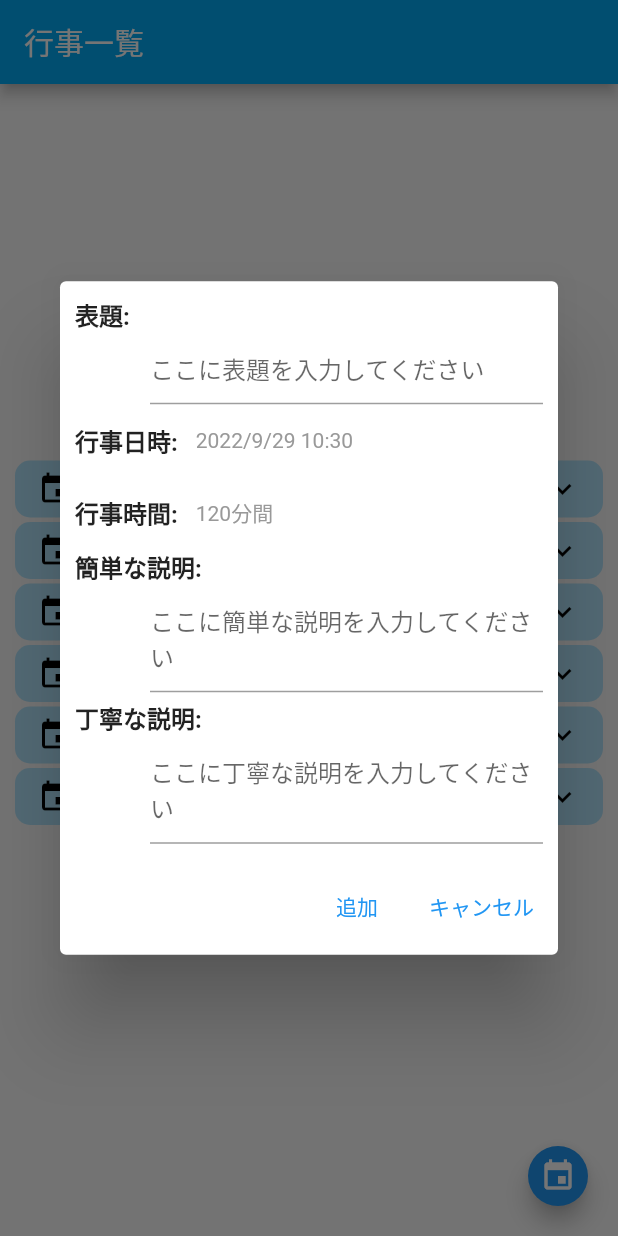
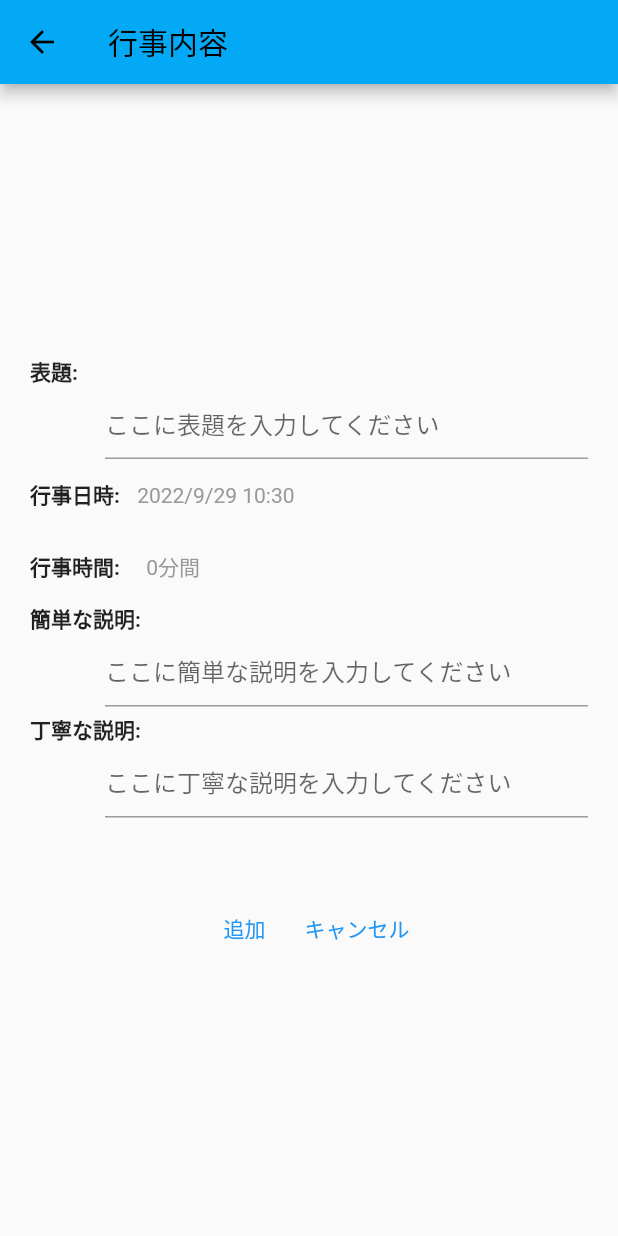
Before and after one commit to tokku5552/flutter_liff_scheduler, a Flutter app: the screen it shows after launch, after a tap on the "event" icon, on a phone screen of 412 x 824 dp. Run offline on Flutter 3.47's test engine with Material 2 defaults, Android fonts, the phone set to English and light mode, and no system bars; drawn by our look-alikes of accordion; our stand-ins replace flutter_datetime_picker, flutter_dotenv; missing offline and left inert: duration_picker, flutter_line_liff; statements that could not run were skipped.

Commit message:
編集画面をダイアログボックスから画面に変更。画面遷移を行うようにした。

```diff
--- /dev/null
+++ b/lib/AffairsStore.dart
@@ -0,0 +1,24 @@
+class Affair {
+  Affair(this.title, this.time, this.period, this.summary, this.description) {}
+  String title;
+  DateTime time;
+  Duration period;
+  String summary;
+  String description;
+}
+
+class AffairsStore {
+  static final List<Affair> _affairs = [];
+  static final AffairsStore _cache = AffairsStore._internal();
+
+  factory AffairsStore() {
+    return _cache;
+  }
+
+  AffairsStore._internal();
+  add(Affair affair) => _affairs.add(affair);
+  Affair get(int idx) => _affairs[idx];
+  void set(int idx, Affair a) => _affairs[idx] = a;
+  int get length => _affairs.length;
+  void removeAt(int idx) => _affairs.removeAt(idx);
+}
--- a/lib/main.dart
+++ b/lib/main.dart
@@ -6,19 +6,12 @@ import 'package:flutter/material.dart';
 import 'package:flutter_line_liff/flutter_line_liff.dart';
 import 'package:flutter_datetime_picker/flutter_datetime_picker.dart';
 import 'package:duration_picker/duration_picker.dart';
-
-class Affair {
-  Affair(this.title, this.time, this.period, this.summary, this.description) {}
-  String title;
-  DateTime time;
-  Duration period;
-  String summary;
-  String description;
-}
+import 'pageAffair.dart';
+import 'AffairsStore.dart';
 
 // 以下は表示機能実装の為の仮のデータ。
 // GASに実装されたWeb APIを通してイベント情報の、GAS側への書き込みとGAS側からの読み出しを行うコードを実装予定。
-List<Affair> affairs = [
+List<Affair> dummyAffairs = [
   Affair("公園掃除", DateTime(2022, 10, 2, 0, 0, 0), const Duration(hours: 2),
       "いつもの作業", "最近参加者が少ないので、なるべく参加するようにしてください。"),
   Affair("火の用心", DateTime(2022, 10, 3, 20, 0, 0), const Duration(hours: 1),
@@ -32,12 +25,14 @@ List<Affair> affairs = [
   Affair("新年会", DateTime(2023, 1, 20, 18, 30, 0), const Duration(hours: 2),
       "来年はやるよ", "場所はいつもの大漁節2階。参加費用は大人3000円子ども1000円です。"),
 ];
-Affair editAffair = Affair("", DateTime.now(), Duration(hours: 2), "", "");
 
 String groupId = '';
 
 Future<void> main() async {
-  await dotenv.load(fileName: 'env');
+  for (Affair a in dummyAffairs) {
+    AffairsStore().add(a);
+  }
+  await dotenv.load(fileName: '.env');
   String id = dotenv.get('LIFFID', fallback: 'LIFFID not found');
 
   // liff用JavaqScriptライブラリをJS()を用いて直接利用するつもりでしたが、JS()の理解が難しかったので、時間を節約するためにflutter_line_liffパッケージをを使用しました
@@ -110,139 +105,8 @@ class _MyHomePageState extends State<MyHomePage> {
   final _loremIpsum =
       '''Lorem ipsum is typically a corrupted version of 'De finibus bonorum et malorum', a 1st century BC text by the Roman statesman and philosopher Cicero, with words altered, added, and removed to make it nonsensical and improper Latin.''';
 
-  EditDialog(BuildContext context, int idx) async {
-    DateTime localTime = editAffair.time.toLocal();
-    await showDialog<void>(
-        context: context,
-        builder: (BuildContext context) {
-          return AlertDialog(
-            contentPadding: EdgeInsets.fromLTRB(10, 10, 10, 10),
-            content: SingleChildScrollView(
-                child: ListBody(
-              children: <Widget>[
-                Column(crossAxisAlignment: CrossAxisAlignment.start, children: [
-                  Text("表題: ", style: TextStyle(fontWeight: FontWeight.bold)),
-                  Container(
-                    margin: EdgeInsets.only(left: 50),
-                    child: TextField(
-                      controller: TextEditingController(text: editAffair.title),
-                      onChanged: (value) {
-                        editAffair.title = value;
-                      },
-                      decoration: InputDecoration(hintText: 'ここに表題を入力してください'),
-                    ),
-                  ),
-                ]),
-                Row(crossAxisAlignment: CrossAxisAlignment.center, children: [
-                  Text("行事日時: ", style: TextStyle(fontWeight: FontWeight.bold)),
-                  TextButton(
-                    onPressed: () {
-                      DatePicker.showDateTimePicker(context,
-                          showTitleActions: true,
-                          minTime:
-                              DateTime(DateTime.now().year - 2, 1, 1, 0, 0),
-                          maxTime:
-                              DateTime(DateTime.now().year + 2, 12, 31, 23, 59),
-                          onConfirm: (date) {
-                        setState(() {
-                          editAffair.time = date;
-                          localTime = editAffair.time.toLocal();
-                        });
-                      }, locale: LocaleType.jp);
-                    },
-                    child: Text(
-                        '${localTime.year}/${localTime.month}/${localTime.day} ${localTime.hour}:${localTime.minute}',
-                        style: _contentStyle),
-                  ),
-                ]),
-                Row(
-                  crossAxisAlignment: CrossAxisAlignment.center,
-                  children: [
-                    Text("行事時間: ",
-                        style: TextStyle(fontWeight: FontWeight.bold)),
-                    TextButton(
-                      onPressed: () async {
-                        var resultingDuration = await showDurationPicker(
-                          context: context,
-                          initialTime: editAffair.period,
-                        );
-                        if (resultingDuration != null) {
-                          setState(() {
-                            editAffair.period = resultingDuration;
-                          });
-                        }
-                      },
-                      child: Text("${editAffair.period.inMinutes}分間",
-                          style: _contentStyle),
-                    )
-                  ],
-                ),
-                Column(crossAxisAlignment: CrossAxisAlignment.start, children: [
-                  Text("簡単な説明:", style: TextStyle(fontWeight: FontWeight.bold)),
-                  Container(
-                    margin: EdgeInsets.only(left: 50),
-                    child: TextField(
-                      controller:
-                          TextEditingController(text: editAffair.summary),
-                      onChanged: (value) {
-                        editAffair.summary = value;
-                      },
-                      keyboardType: TextInputType.multiline,
-                      maxLines: null,
-                      decoration: InputDecoration(
-                        hintText: 'ここに簡単な説明を入力してください',
-                      ),
-                    ),
-                  ),
-                ]),
-                SizedBox(height: 5),
-                Column(crossAxisAlignment: CrossAxisAlignment.start, children: [
-                  Text("丁寧な説明:", style: TextStyle(fontWeight: FontWeight.bold)),
-                  Container(
-                    margin: EdgeInsets.only(left: 50),
-                    child: TextField(
-                      controller:
-                          TextEditingController(text: editAffair.description),
-                      onChanged: (value) {
-                        editAffair.description = value;
-                      },
-                      keyboardType: TextInputType.multiline,
-                      maxLines: null,
-                      decoration: InputDecoration(
-                        hintText: 'ここに丁寧な説明を入力してください',
-                      ),
-                    ),
-                  ),
-                ]),
-              ],
-            )),
-            actions: <Widget>[
-              TextButton(
-                child: idx == -1 ? Text('追加') : Text('編集'),
-                onPressed: () {
-                  setState(() {
-                    if (idx == -1) {
-                      affairs.add(editAffair);
-                    } else {
-                      affairs[idx] = editAffair;
-                    }
-                  });
-                  Navigator.of(context).pop();
-                },
-              ),
-              TextButton(
-                child: Text('キャンセル'),
-                onPressed: () {
-                  Navigator.of(context).pop();
-                },
-              )
-            ],
-          );
-        });
-  }
-
   AccordionSection GenAccordionSection(int idx) {
-    DateTime local = affairs[idx].time.toLocal();
+    DateTime local = AffairsStore().get(idx).time.toLocal();
     return AccordionSection(
       isOpen: false,
       index: idx,
@@ -251,7 +115,7 @@ class _MyHomePageState extends State<MyHomePage> {
       headerBackgroundColor: Colors.lightBlue[100],
       headerBackgroundColorOpened: Colors.lightBlue,
       header: Text(
-          '${local.year}/${local.month}/${local.day} ${local.hour}:${local.minute} ${affairs[idx].title}',
+          '${local.year}/${local.month}/${local.day} ${local.hour}:${local.minute} ${AffairsStore().get(idx).title}',
           style: _headerStyle),
       content: Container(
         child: Column(
@@ -259,20 +123,21 @@ class _MyHomePageState extends State<MyHomePage> {
           children: [
             Row(crossAxisAlignment: CrossAxisAlignment.start, children: [
               Text("行事時間: ", style: TextStyle(fontWeight: FontWeight.bold)),
-              Text("${affairs[idx].period.inMinutes}分間"),
+              Text("${AffairsStore().get(idx).period.inMinutes}分間"),
             ]),
             Column(crossAxisAlignment: CrossAxisAlignment.start, children: [
               Text("簡単な説明:", style: TextStyle(fontWeight: FontWeight.bold)),
               Container(
                 margin: EdgeInsets.only(left: 50),
-                child: Text("${affairs[idx].summary}", style: _contentStyle),
+                child: Text("${AffairsStore().get(idx).summary}",
+                    style: _contentStyle),
               ),
             ]),
             Column(crossAxisAlignment: CrossAxisAlignment.start, children: [
               Text("丁寧な説明:", style: TextStyle(fontWeight: FontWeight.bold)),
               Container(
                 margin: EdgeInsets.only(left: 50),
-                child: Text("${affairs[idx].description}"),
+                child: Text("${AffairsStore().get(idx).description}"),
               ),
             ]),
             Row(
@@ -280,15 +145,21 @@ class _MyHomePageState extends State<MyHomePage> {
               children: [
                 TextButton.icon(
                     onPressed: () {
-                      editAffair = affairs[idx];
-                      EditDialog(context, idx);
+                      Navigator.push(
+                        context,
+                        MaterialPageRoute(
+                          builder: (context) => PageAffair(idx, title: '行事内容'),
+                        ),
+                      ).then((value) {
+                        setState(() {});
+                      });
                     },
                     icon: Icon(Icons.edit),
                     label: Text("編集")),
                 TextButton.icon(
                     onPressed: () {
                       setState(() {
-                        affairs.removeAt(idx);
+                        AffairsStore().removeAt(idx);
                       });
                     },
                     icon: Icon(Icons.delete),
@@ -307,7 +178,7 @@ class _MyHomePageState extends State<MyHomePage> {
 
   List<AccordionSection> GenAccordionList() {
     List<AccordionSection> list = <AccordionSection>[];
-    for (int i = 0; i < affairs.length; i++) {
+    for (int i = 0; i < AffairsStore().length; i++) {
       list.add(GenAccordionSection(i));
     }
     return list;
@@ -324,7 +195,7 @@ class _MyHomePageState extends State<MyHomePage> {
     return Scaffold(
       appBar: AppBar(
         backgroundColor: Colors.lightBlue,
-        //foregroundColor: Colors.black,
+        foregroundColor: Colors.black,
         title: Text(widget.title),
       ),
       body: Center(
@@ -341,13 +212,19 @@ class _MyHomePageState extends State<MyHomePage> {
       )),
       floatingActionButton: FloatingActionButton(
         onPressed: () {
-          editAffair = Affair("", DateTime.now(), Duration(hours: 2), "", "");
-          EditDialog(context, -1);
+          Navigator.push(
+            context,
+            MaterialPageRoute(
+              builder: (context) => PageAffair(-1, title: '行事内容'),
+            ),
+          ).then((value) {
+            setState(() {});
+          });
         },
         tooltip: '行事追加',
         mini: true,
-        child: const Icon(Icons.event),
-      ), // This trailing comma makes auto-formatting nicer for build methods.
+        child: Icon(Icons.event),
+      ),
     );
   }
 }
--- /dev/null
+++ b/lib/pageAffair.dart
@@ -0,0 +1,184 @@
+import 'package:flutter/material.dart';
+import 'package:flutter_liff_scheduler/main.dart';
+import 'package:flutter_datetime_picker/flutter_datetime_picker.dart';
+import 'package:duration_picker/duration_picker.dart';
+import 'AffairsStore.dart';
+
+class PageAffair extends StatefulWidget {
+  PageAffair(int this.idx, {super.key, required this.title});
+
+  // This widget is the home page of your application. It is stateful, meaning
+  // that it has a State object (defined below) that contains fields that affect
+  // how it looks.
+
+  // This class is the configuration for the state. It holds the values (in this
+  // case the title) provided by the parent (in this case the App widget) and
+  // used by the build method of the State. Fields in a Widget subclass are
+  // always marked "final".
+  int idx;
+  final String title;
+
+  @override
+  State<PageAffair> createState() => _PageAffairState(idx);
+}
+
+class _PageAffairState extends State<PageAffair> {
+  _PageAffairState(int this.idx);
+  late DateTime localTime;
+  final _contentStyle = const TextStyle(
+      color: Color(0xff999999), fontSize: 14, fontWeight: FontWeight.normal);
+  int idx;
+  late Affair editAffair;
+
+  @override
+  initState() {
+    if (idx == -1) {
+      editAffair = Affair("", DateTime.now(), Duration.zero, "", "");
+    } else {
+      editAffair = AffairsStore().get(idx);
+    }
+    localTime = editAffair.time.toLocal();
+  }
+
+  @override
+  Widget build(BuildContext context) {
+    // This method is rerun every time setState is called, for instance as done
+    // by the _incrementCounter method above.
+    //
+    // The Flutter framework has been optimized to make rerunning build methods
+    // fast, so that you can just rebuild anything that needs updating rather
+    // than having to individually change instances of widgets.
+    return Scaffold(
+      appBar: AppBar(
+        backgroundColor: Colors.lightBlue,
+        foregroundColor: Colors.black,
+        title: Text(widget.title),
+      ),
+      body: Center(
+        child: SingleChildScrollView(
+          padding: EdgeInsets.all(20),
+          child: ListBody(
+            children: <Widget>[
+              Column(crossAxisAlignment: CrossAxisAlignment.start, children: [
+                Text("表題: ", style: TextStyle(fontWeight: FontWeight.bold)),
+                Container(
+                  margin: EdgeInsets.only(left: 50),
+                  child: TextField(
+                    controller: TextEditingController(text: editAffair.title),
+                    onChanged: (value) {
+                      editAffair.title = value;
+                    },
+                    decoration: InputDecoration(hintText: 'ここに表題を入力してください'),
+                  ),
+                ),
+              ]),
+              Row(crossAxisAlignment: CrossAxisAlignment.center, children: [
+                Text("行事日時: ", style: TextStyle(fontWeight: FontWeight.bold)),
+                TextButton(
+                  onPressed: () {
+                    DatePicker.showDateTimePicker(context,
+                        showTitleActions: true,
+                        minTime: DateTime(DateTime.now().year - 2, 1, 1, 0, 0),
+                        maxTime:
+                            DateTime(DateTime.now().year + 2, 12, 31, 23, 59),
+                        onConfirm: (date) {
+                      setState(() {
+                        editAffair.time = date;
+                        localTime = editAffair.time.toLocal();
+                      });
+                    }, locale: LocaleType.jp);
+                  },
+                  child: Text(
+                      '${localTime.year}/${localTime.month}/${localTime.day} ${localTime.hour}:${localTime.minute}',
+                      style: _contentStyle),
+                ),
+              ]),
+              Row(
+                crossAxisAlignment: CrossAxisAlignment.center,
+                children: [
+                  Text("行事時間: ", style: TextStyle(fontWeight: FontWeight.bold)),
+                  TextButton(
+                    onPressed: () async {
+                      var resultingDuration = await showDurationPicker(
+                        context: context,
+                        initialTime: editAffair.period,
+                      );
+                      if (resultingDuration != null) {
+                        setState(() {
+                          editAffair.period = resultingDuration;
+                        });
+                      }
+                    },
+                    child: Text("${editAffair.period.inMinutes}分間",
+                        style: _contentStyle),
+                  )
+                ],
+              ),
+              Column(crossAxisAlignment: CrossAxisAlignment.start, children: [
+                Text("簡単な説明:", style: TextStyle(fontWeight: FontWeight.bold)),
+                Container(
+                  margin: EdgeInsets.only(left: 50),
+                  child: TextField(
+                    controller: TextEditingController(text: editAffair.summary),
+                    onChanged: (value) {
+                      editAffair.summary = value;
+                    },
+                    keyboardType: TextInputType.multiline,
+                    maxLines: null,
+                    decoration: InputDecoration(
+                      hintText: 'ここに簡単な説明を入力してください',
+                    ),
+                  ),
+                ),
+              ]),
+              SizedBox(height: 5),
+              Column(crossAxisAlignment: CrossAxisAlignment.start, children: [
+                Text("丁寧な説明:", style: TextStyle(fontWeight: FontWeight.bold)),
+                Container(
+                  margin: EdgeInsets.only(left: 50),
+                  child: TextField(
+                    controller:
+                        TextEditingController(text: editAffair.description),
+                    onChanged: (value) {
+                      editAffair.description = value;
+                    },
+                    keyboardType: TextInputType.multiline,
+                    maxLines: null,
+                    decoration: InputDecoration(
+                      hintText: 'ここに丁寧な説明を入力してください',
+                    ),
+                  ),
+                ),
+              ]),
+              SizedBox(height: 50),
+              Row(
+                mainAxisAlignment: MainAxisAlignment.center,
+                children: <Widget>[
+                  TextButton(
+                    child: idx == -1 ? Text('追加') : Text('編集'),
+                    onPressed: () {
+                      setState(() {
+                        if (idx == -1) {
+                          AffairsStore().add(editAffair);
+                        } else {
+                          AffairsStore().set(idx, editAffair);
+                        }
+                      });
+                      Navigator.of(context).pop();
+                    },
+                  ),
+                  TextButton(
+                    child: Text('キャンセル'),
+                    onPressed: () {
+                      Navigator.of(context).pop();
+                    },
+                  )
+                ],
+              ),
+            ],
+          ),
+        ),
+      ),
+    );
+  }
+}
--- a/pubspec.yaml
+++ b/pubspec.yaml
@@ -67,7 +67,7 @@ flutter:
 
   # To add assets to your application, add an assets section, like this:
   assets:
-    - env
+    - .env
   #   - images/a_dot_burr.jpeg
   #   - images/a_dot_ham.jpeg
 
```
Also changed, not shown: firebase.json.
